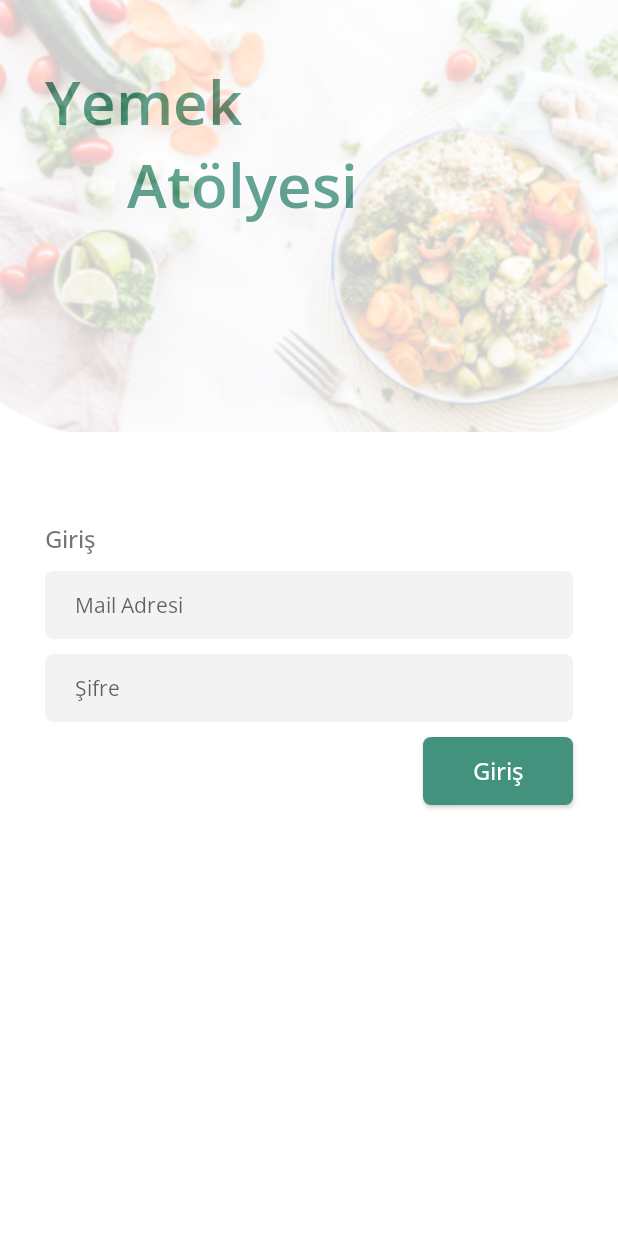
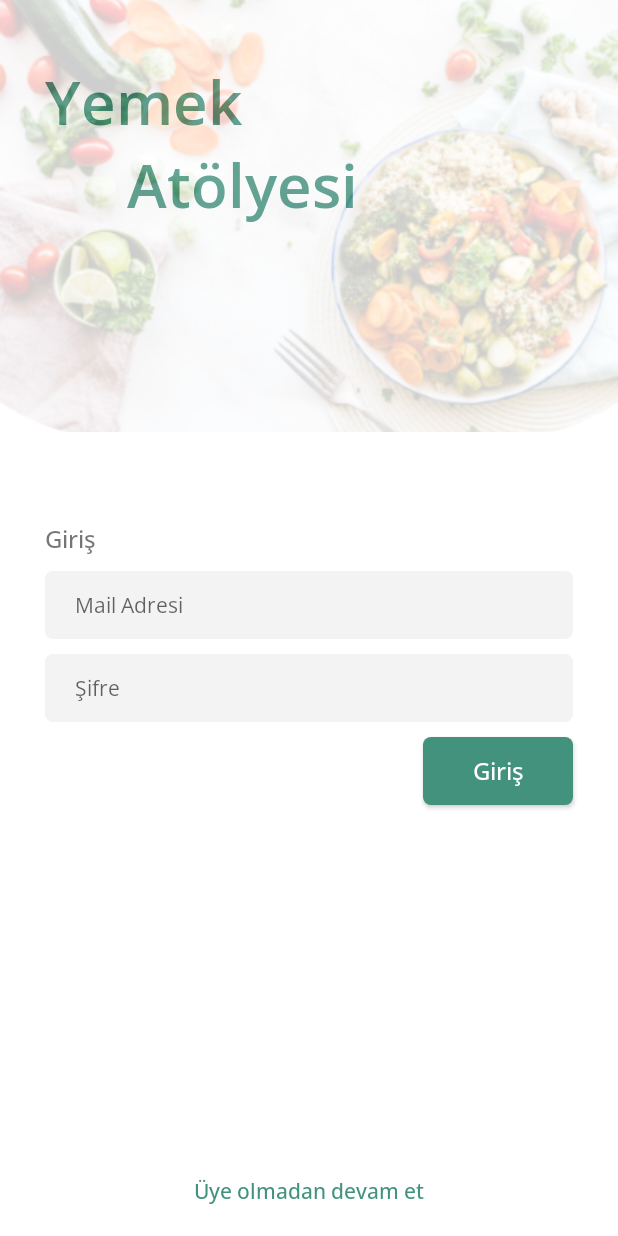
Before and after one commit to oguzhanornek/YemekAtolyesi, an Android app: the LoginFragment screen opened through its navigation route, on a phone screen of 412 x 824 dp. Run offline under Robolectric (Android 15) with nearby library versions, the phone set to English and light mode, and no system bars.

```diff
--- a/app/build.gradle
+++ b/app/build.gradle
@@ -3,8 +3,8 @@ plugins {
     id 'org.jetbrains.kotlin.android'
     id 'androidx.navigation.safeargs'
     id 'kotlin-android-extensions'
+    id 'com.google.gms.google-services'
 }
-
 android {
     compileSdk 32
 
@@ -48,5 +48,7 @@ dependencies {
     androidTestImplementation 'androidx.test.espresso:espresso-core:3.4.0'
     implementation("androidx.navigation:navigation-fragment-ktx:$nav_version")
     implementation("androidx.navigation:navigation-ui-ktx:$nav_version")
+    implementation platform('com.google.firebase:firebase-bom:30.1.0')
+    implementation 'com.google.firebase:firebase-analytics-ktx'
 
 }
--- a/app/src/main/java/com/ta/yemekatolyesi/fragments/login/LoginFragment.kt
+++ b/app/src/main/java/com/ta/yemekatolyesi/fragments/login/LoginFragment.kt
@@ -1,10 +1,14 @@
 package com.ta.yemekatolyesi.fragments.login
 
+import android.content.Intent
 import android.os.Bundle
 import androidx.fragment.app.Fragment
 import android.view.LayoutInflater
 import android.view.View
 import android.view.ViewGroup
+import androidx.navigation.fragment.findNavController
+import com.ta.yemekatolyesi.R
+import com.ta.yemekatolyesi.activities.MainActivity
 import com.ta.yemekatolyesi.databinding.FragmentLoginBinding
 
 
@@ -24,6 +28,24 @@ class LoginFragment : Fragment() {
         return binding.root
     }
 
+    override fun onViewCreated(view: View, savedInstanceState: Bundle?) {
+        super.onViewCreated(view, savedInstanceState)
+        setOnClickListener()
+    }
+
+    private fun setOnClickListener(){
+        binding.apply {
+            tvGoWithoutLogin.setOnClickListener {
+                startActivity(Intent(requireContext(),MainActivity::class.java))
+            }
+
+            goOnButton.setOnClickListener {
+                //todo firebase auth eklenecek
+                startActivity(Intent(requireContext(),MainActivity::class.java))
+
+            }
+        }
+    }
     override fun onDestroyView() {
         super.onDestroyView()
         _binding = null
--- a/app/src/main/java/com/ta/yemekatolyesi/fragments/welcome/WelcomeFragment.kt
+++ b/app/src/main/java/com/ta/yemekatolyesi/fragments/welcome/WelcomeFragment.kt
@@ -13,7 +13,6 @@ import com.ta.yemekatolyesi.utils.Constants
 class WelcomeFragment : Fragment() {
     private var _binding : FragmentWelcomeBinding? = null
     private val binding get() = _binding!!
-    private lateinit var name : String
     override fun onCreateView(
         inflater: LayoutInflater, container: ViewGroup?,
         savedInstanceState: Bundle?
--- a/app/src/main/res/layout/fragment_login.xml
+++ b/app/src/main/res/layout/fragment_login.xml
@@ -90,4 +90,16 @@
         android:layout_marginTop="10dp"
         app:layout_constraintEnd_toEndOf="@+id/password_edit_text"
         app:layout_constraintTop_toBottomOf="@+id/password_edit_text" />
+
+    <TextView
+        android:id="@+id/tv_go_without_login"
+        android:layout_width="wrap_content"
+        android:layout_height="wrap_content"
+        android:text="@string/go_without_login"
+        android:fontFamily="@font/open_sans_medium"
+        app:layout_constraintBottom_toBottomOf="parent"
+        app:layout_constraintStart_toStartOf="parent"
+        app:layout_constraintEnd_toEndOf="parent"
+        android:textColor="@color/button_green"
+        android:layout_marginBottom="20dp"/>
 </androidx.constraintlayout.widget.ConstraintLayout>
--- a/app/src/main/res/values/strings.xml
+++ b/app/src/main/res/values/strings.xml
@@ -11,4 +11,5 @@
     <string name="register_text">Kayıt Ol</string>
     <string name="login_text">Giriş</string>
     <string name="please_enter_your_name">Lütfen isim giriniz*</string>
+    <string name="go_without_login">Üye olmadan devam et</string>
 </resources>
--- a/build.gradle
+++ b/build.gradle
@@ -8,6 +8,7 @@ buildscript {
         classpath "org.jetbrains.kotlin:kotlin-gradle-plugin:1.6.10"
         def nav_version = "2.4.0"
         classpath("androidx.navigation:navigation-safe-args-gradle-plugin:$nav_version")
+        classpath 'com.google.gms:google-services:4.3.10'
     }
 }
 
```
Also changed, not shown: app/src/main/java/com/ta/yemekatolyesi/activities/MainActivity.kt (+7 -1 lines), app/src/main/java/com/ta/yemekatolyesi/fragments/register/RegisterFragment.kt (+15 -0 lines), 1 other file.
